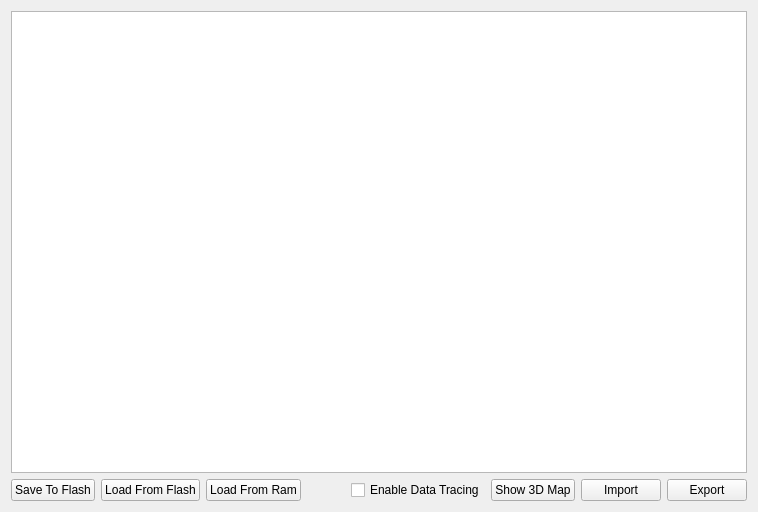
Before: the Qt Designer form core/src/tableview3d.ui in fredcooke/emstudio, drawn with Qt 5.
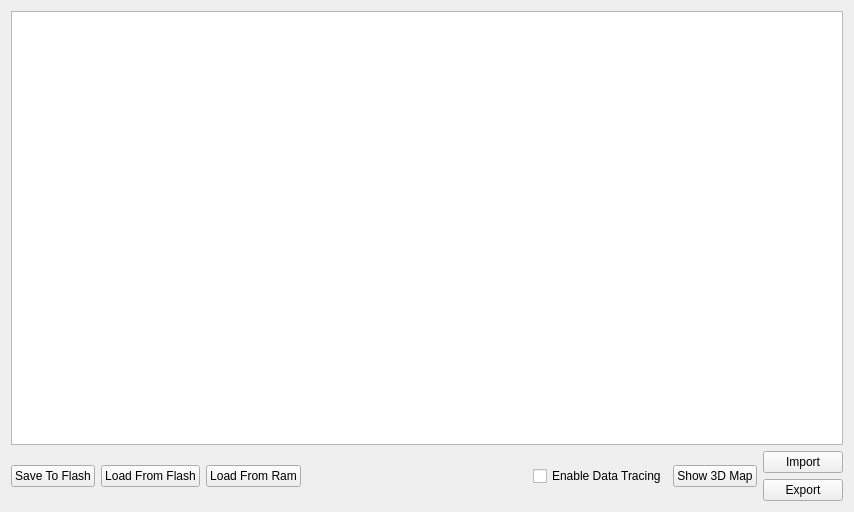
After: the same form once the commit is applied. Custom widgets are drawn as their Qt base class.

Commit message: Window sizing on creation should be a bit smarter, and attmept to not go off the screen if possible.

Patch:
```diff
--- a/core/src/tableview3d.ui
+++ b/core/src/tableview3d.ui
@@ -6,7 +6,7 @@
    <rect>
     <x>0</x>
     <y>0</y>
-    <width>758</width>
+    <width>854</width>
     <height>512</height>
    </rect>
   </property>
@@ -68,6 +68,8 @@
       </widget>
      </item>
      <item>
+      <layout class="QVBoxLayout" name="verticalLayout_4">
+       <item>
       <widget class="QPushButton" name="importPushButton">
        <property name="text">
         <string>Import</string>
@@ -80,6 +82,8 @@
         <string>Export</string>
        </property>
       </widget>
+       </item>
+      </layout>
      </item>
     </layout>
    </item>
```
Lines whose indentation alone changed are shown as unchanged. The commit also changes 4 other files.
